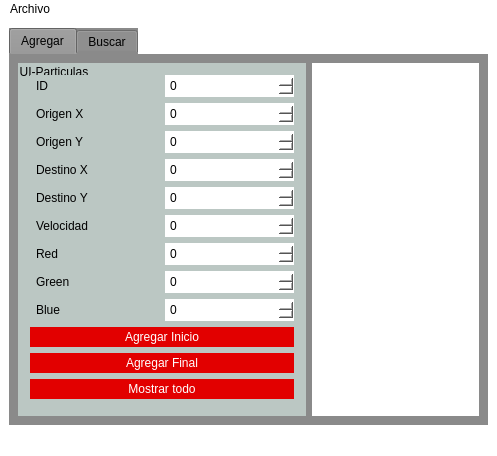
This is main_window.ui in Tadeo-2404/UI-User-Interface as Qt 5 draws it before an edit. The edited form follows.
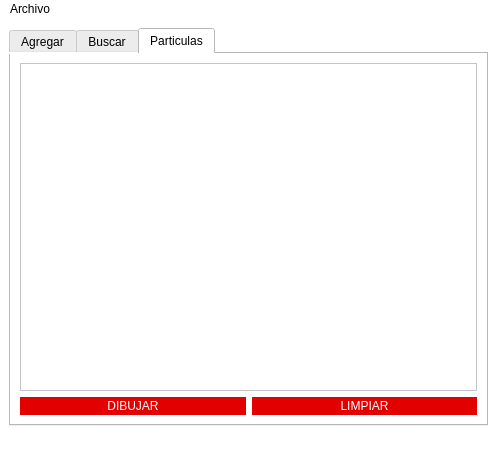
This is the edited form.

Commit message: Agregando QScene

The edit to the form file:
```diff
--- a/main_window.ui
+++ b/main_window.ui
@@ -25,14 +25,10 @@
     <item row="0" column="0">
      <widget class="QTabWidget" name="tabWidget">
       <property name="styleSheet">
-       <string notr="true">background-color: rgb(138, 138, 138);
-border: none;
-outline: none;
-text-transform: uppercase;
-color: rgb(0, 0, 0);</string>
+       <string notr="true"/>
       </property>
       <property name="currentIndex">
-       <number>0</number>
+       <number>2</number>
       </property>
       <widget class="QWidget" name="tab">
        <attribute name="title">
@@ -374,6 +370,50 @@
         </item>
        </layout>
       </widget>
+      <widget class="QWidget" name="tab_3">
+       <attribute name="title">
+        <string>Particulas</string>
+       </attribute>
+       <layout class="QGridLayout" name="gridLayout_5">
+        <item row="0" column="0" colspan="2">
+         <widget class="QGraphicsView" name="graphicsView"/>
+        </item>
+        <item row="1" column="0">
+         <widget class="QPushButton" name="btn_dibujar">
+          <property name="styleSheet">
+           <string notr="true">border: none;
+outline: none;
+text-transform: uppercase;
+color: rgb(255, 255, 255);
+background-color: rgb(226, 0, 0);
+padding: 2px;
+
+</string>
+          </property>
+          <property name="text">
+           <string>DIBUJAR</string>
+          </property>
+         </widget>
+        </item>
+        <item row="1" column="1">
+         <widget class="QPushButton" name="btn_limpiar">
+          <property name="styleSheet">
+           <string notr="true">border: none;
+outline: none;
+text-transform: uppercase;
+color: rgb(255, 255, 255);
+background-color: rgb(226, 0, 0);
+padding: 2px;
+
+</string>
+          </property>
+          <property name="text">
+           <string>LIMPIAR</string>
+          </property>
+         </widget>
+        </item>
+       </layout>
+      </widget>
      </widget>
     </item>
    </layout>
```
The commit also changes 2 other files.
